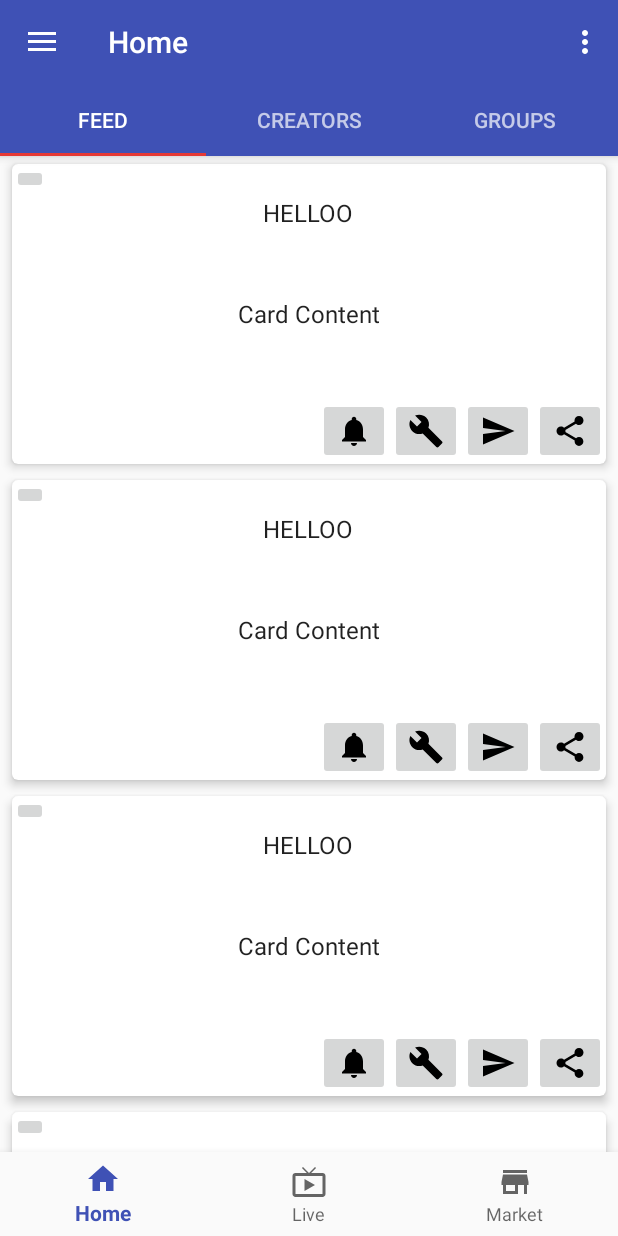
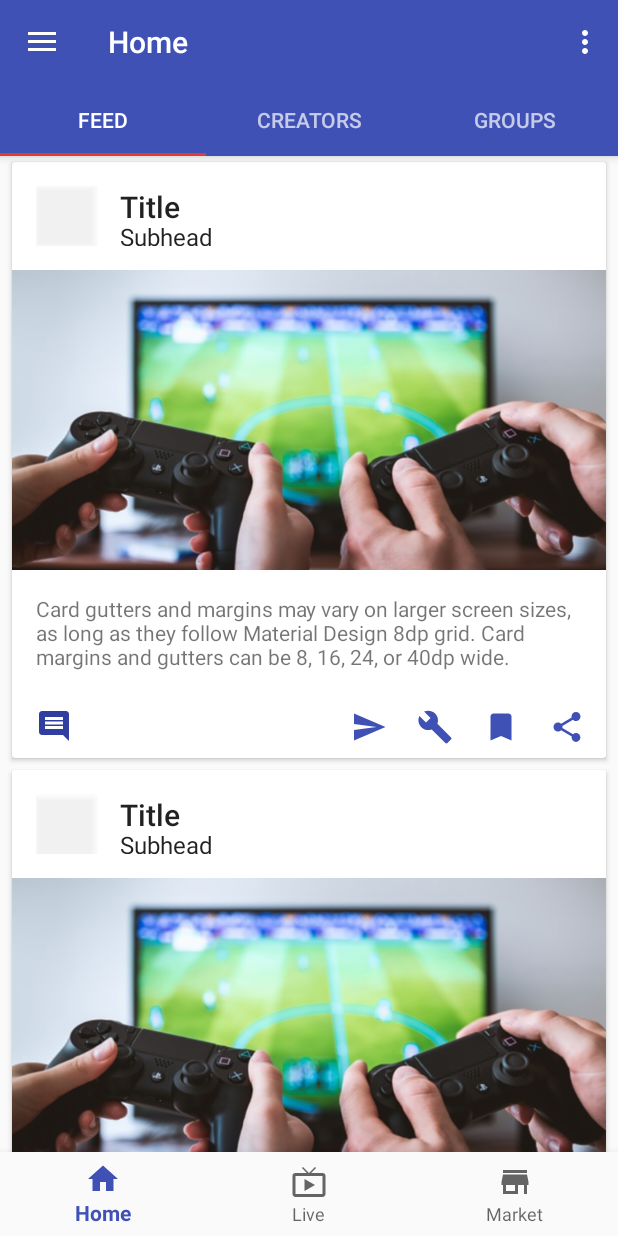
Before and after one commit to AlAskalany/wasder-android, an Android app: the screen it shows after launch once a user with an empty profile is signed in (MainActivity), on a phone screen of 412 x 824 dp. Run offline under Robolectric (Android 15) with nearby library versions, the phone set to English and light mode, and no system bars; our stand-ins replace Firebase (no records; nobody signed in at launch, a user with empty details on screens opened directly).

Commit message:
Card design

```diff
--- a/app/build.gradle
+++ b/app/build.gradle
@@ -56,8 +56,11 @@ dependencies {
     compile 'com.android.support.constraint:constraint-layout:1.0.2'
     compile 'com.android.support:recyclerview-v7:26.0.2'
     compile 'com.android.support:cardview-v7:26.0.2'
+    compile 'com.google.firebase:firebase-core:11.2.0'
     compile 'com.google.firebase:firebase-auth:11.2.0'
     compile 'com.google.android.gms:play-services-auth:11.2.0'
+    compile 'com.google.firebase:firebase-database:11.2.0'
+    compile 'com.firebaseui:firebase-ui-database:1.2.0'
     testCompile 'junit:junit:4.12'
 }
 
@@ -65,4 +68,5 @@ dependencies {
 
 
 
+
 apply plugin: 'com.google.gms.google-services'
--- a/app/src/main/java/com/wasder/wasderapp/FeedFragment.java
+++ b/app/src/main/java/com/wasder/wasderapp/FeedFragment.java
@@ -10,6 +10,7 @@ import android.view.LayoutInflater;
 import android.view.View;
 import android.view.ViewGroup;
 
+import com.firebase.ui.database.FirebaseRecyclerAdapter;
 import com.wasder.wasderapp.dummy.DummyContent;
 import com.wasder.wasderapp.dummy.DummyContent.DummyItem;
 
@@ -23,10 +24,11 @@ public class FeedFragment extends Fragment {
 
 	// TODO: Customize parameter argument names
 	private static final String ARG_COLUMN_COUNT = "column-count";
+	public MyFeedRecyclerViewAdapter adapter;
+	FirebaseRecyclerAdapter firebaseRecyclerAdapter;
 	// TODO: Customize parameters
 	private int mColumnCount = 1;
 	private OnListFragmentInteractionListener mListener;
-	public MyFeedRecyclerViewAdapter adapter;
 
 	/**
 	 * Mandatory empty constructor for the fragment manager to instantiate the
@@ -72,7 +74,6 @@ public class FeedFragment extends Fragment {
 	public View onCreateView(LayoutInflater inflater, ViewGroup container, Bundle savedInstanceState) {
 
 		View view = inflater.inflate(R.layout.fragment_feed_list, container, false);
-
 		// Set the adapter
 		if (view instanceof RecyclerView) {
 			Context context = view.getContext();
@@ -82,7 +83,7 @@ public class FeedFragment extends Fragment {
 			} else {
 				recyclerView.setLayoutManager(new GridLayoutManager(context, mColumnCount));
 			}
-			adapter = new MyFeedRecyclerViewAdapter(getActivity() ,DummyContent.ITEMS, mListener);
+			adapter = new MyFeedRecyclerViewAdapter(getActivity(), DummyContent.ITEMS, mListener);
 			recyclerView.setAdapter(adapter);
 		}
 		return view;
--- a/app/src/main/java/com/wasder/wasderapp/MyFeedRecyclerViewAdapter.java
+++ b/app/src/main/java/com/wasder/wasderapp/MyFeedRecyclerViewAdapter.java
@@ -92,12 +92,12 @@ public class MyFeedRecyclerViewAdapter extends RecyclerView.Adapter<MyFeedRecycl
 			mView = view;
 			mIdView = (TextView) view.findViewById(R.id.id);
 			mContentView = (TextView) view.findViewById(R.id.content);
-			mLikeButton = (ImageButton) view.findViewById(R.id.feed_like_imageButton);
+			mLikeButton = (ImageButton) view.findViewById(R.id.feed_likee_imageButton);
 			mShareButton = (ImageButton) view.findViewById(R.id.feed_share_imageButton);
 			mCommentButton = (ImageButton) view.findViewById(R.id.feed_comment_imageButton);
-			mDetailsButton = (ImageButton) view.findViewById(R.id.feed_imageButton);
-			mFeedTitle = (TextView) view.findViewById(R.id.feed_title_textView);
-			mFeedContent = (TextView) view.findViewById(R.id.feed_content_textView);
+			mDetailsButton = (ImageButton) view.findViewById(R.id.feed_card_avatar);
+			mFeedTitle = (TextView) view.findViewById(R.id.feed_card_header);
+			mFeedContent = (TextView) view.findViewById(R.id.feed_card_supplementary_text);
 		}
 
 		@Override
--- /dev/null
+++ b/app/src/main/res/drawable-anydpi/ic_bookmark.xml
@@ -0,0 +1,9 @@
+<vector xmlns:android="http://schemas.android.com/apk/res/android"
+        android:width="24dp"
+        android:height="24dp"
+        android:viewportWidth="24.0"
+        android:viewportHeight="24.0">
+    <path
+        android:fillColor="#FF000000"
+        android:pathData="M17,3H7c-1.1,0 -1.99,0.9 -1.99,2L5,21l7,-3 7,3V5c0,-1.1 -0.9,-2 -2,-2z"/>
+</vector>
--- /dev/null
+++ b/app/src/main/res/drawable-anydpi/ic_comment.xml
@@ -0,0 +1,9 @@
+<vector xmlns:android="http://schemas.android.com/apk/res/android"
+        android:width="24dp"
+        android:height="24dp"
+        android:viewportWidth="24.0"
+        android:viewportHeight="24.0">
+    <path
+        android:fillColor="#FF000000"
+        android:pathData="M21.99,4c0,-1.1 -0.89,-2 -1.99,-2L4,2c-1.1,0 -2,0.9 -2,2v12c0,1.1 0.9,2 2,2h14l4,4 -0.01,-18zM18,14L6,14v-2h12v2zM18,11L6,11L6,9h12v2zM18,8L6,8L6,6h12v2z"/>
+</vector>
--- a/app/src/main/res/layout/fragment_feed.xml
+++ b/app/src/main/res/layout/fragment_feed.xml
@@ -2,80 +2,178 @@
 <android.support.v7.widget.CardView
     xmlns:android="http://schemas.android.com/apk/res/android"
     xmlns:app="http://schemas.android.com/apk/res-auto"
+    xmlns:tools="http://schemas.android.com/tools"
     android:id="@+id/feed_cardView"
     android:layout_width="match_parent"
-    android:layout_height="200dp"
-    android:layout_marginHorizontal="8dp"
-    android:layout_marginVertical="5dp"
-    android:foreground="?attr/selectableItemBackground"
+    android:layout_height="wrap_content"
+    android:layout_marginBottom="4dp"
+    android:layout_marginEnd="8dp"
+    android:layout_marginStart="8dp"
+    android:layout_marginTop="4dp"
     android:orientation="horizontal"
-    app:cardCornerRadius="4dp"
-    app:cardElevation="4dp">
+    app:cardCornerRadius="2dp"
+    app:cardElevation="2dp"
+    app:cardMaxElevation="8dp">
 
-    <RelativeLayout
+    <LinearLayout
         android:layout_width="match_parent"
-        android:layout_height="match_parent">
+        android:layout_height="match_parent"
+        android:orientation="vertical">
 
-        <ImageButton
-            android:id="@+id/feed_imageButton"
-            android:layout_width="wrap_content"
-            android:layout_height="wrap_content"
-            app:srcCompat="@mipmap/ic_launcher_round"/>
+        <LinearLayout
+            android:id="@+id/feed_card_header_area"
+            android:layout_width="match_parent"
+            android:layout_height="72dp"
+            android:orientation="horizontal"
+            android:padding="16dp">
+
+            <FrameLayout
+                android:layout_width="40dp"
+                android:layout_height="40dp"
+                android:layout_weight="0"
+                android:background="@android:drawable/screen_background_light_transparent"
+                android:elevation="2dp">
+
+                <ImageButton
+                    android:id="@+id/feed_card_avatar"
+                    android:layout_width="match_parent"
+                    android:layout_height="match_parent"
+                    android:layout_weight="0"
+                    android:background="?android:attr/actionBarItemBackground"
+                    android:scaleType="fitCenter"
+                    app:srcCompat="@mipmap/ic_launcher_round"
+                    tools:layout_editor_absoluteX="32dp"
+                    tools:layout_editor_absoluteY="37dp"/>
+            </FrameLayout>
+
+            <LinearLayout
+                android:id="@+id/feed_card_title_subheader_area"
+                android:layout_width="0dp"
+                android:layout_height="match_parent"
+                android:layout_marginStart="16dp"
+                android:layout_weight="1"
+                android:orientation="vertical">
+
+                <TextView
+                    android:id="@+id/feed_card_header"
+                    android:layout_width="match_parent"
+                    android:layout_height="wrap_content"
+                    android:layout_weight="1"
+                    android:text="Title"
+                    android:textAppearance="@style/TextAppearance.AppCompat.Title"
+                    tools:layout_editor_absoluteX="220dp"
+                    tools:layout_editor_absoluteY="37dp"/>
+
+                <TextView
+                    android:id="@+id/feed_card_subheader"
+                    android:layout_width="match_parent"
+                    android:layout_height="wrap_content"
+                    android:layout_weight="1"
+                    android:text="Subhead"
+                    android:textAppearance="@style/TextAppearance.AppCompat.Subhead"
+                    tools:layout_editor_absoluteX="112dp"
+                    tools:layout_editor_absoluteY="37dp"/>
+            </LinearLayout>
+
+        </LinearLayout>
+
+        <FrameLayout
+            android:id="@+id/feed_card_rich_media_framelayout"
+            android:layout_width="match_parent"
+            android:layout_height="200dp"
+            android:background="@android:drawable/screen_background_dark_transparent">
+
+            <ImageView
+                android:id="@+id/feed_card_rich_media"
+                android:layout_width="match_parent"
+                android:layout_height="wrap_content"
+                android:layout_gravity="center"
+                android:scaleType="centerCrop"
+                app:srcCompat="@drawable/event_pic"/>
+        </FrameLayout>
 
         <TextView
-            android:id="@+id/feed_title_textView"
-            android:layout_width="wrap_content"
+            android:id="@+id/feed_card_supplementary_text"
+            android:layout_width="match_parent"
             android:layout_height="wrap_content"
-            android:layout_alignParentTop="true"
-            android:layout_centerHorizontal="true"
-            android:layout_marginLeft="@dimen/text_margin"
-            android:layout_marginRight="@dimen/text_margin"
-            android:layout_marginTop="21dp"
-            android:text="HELLOO"
-            android:textAppearance="?attr/textAppearanceListItem"/>
+            android:padding="16dp"
+            android:text="Card gutters and margins may vary on larger screen sizes, as long as they follow Material Design 8dp grid. Card margins and gutters can be 8, 16, 24, or 40dp wide."
+            android:textAppearance="@style/TextAppearance.AppCompat.Small"/>
 
-        <TextView
-            android:id="@+id/feed_content_textView"
-            android:layout_width="wrap_content"
-            android:layout_height="wrap_content"
-            android:layout_centerHorizontal="true"
-            android:layout_centerVertical="true"
-            android:layout_marginLeft="@dimen/text_margin"
-            android:layout_marginRight="@dimen/text_margin"
-            android:text="Card Content"
-            android:textAppearance="?attr/textAppearanceListItem"/>
+        <FrameLayout
+            android:layout_width="match_parent"
+            android:layout_height="42dp"
+            android:layout_marginStart="16dp">
 
-        <ImageButton
-            android:id="@+id/feed_like_imageButton"
-            android:layout_width="wrap_content"
-            android:layout_height="wrap_content"
-            android:layout_alignParentBottom="true"
-            android:layout_toStartOf="@+id/feed_share_imageButton"
-            app:srcCompat="@drawable/ic_notifications_black_24dp"/>
+            <ImageButton
+                android:id="@+id/feed_card_comment_imageButton"
+                android:layout_width="wrap_content"
+                android:layout_height="wrap_content"
+                android:layout_gravity="center_vertical"
+                android:background="?attr/actionBarItemBackground"
+                android:tint="@color/colorPrimaryDark"
+                app:srcCompat="@drawable/ic_comment"/>
 
-        <ImageButton
-            android:id="@+id/feed_share_imageButton"
-            android:layout_width="wrap_content"
-            android:layout_height="wrap_content"
-            android:layout_alignParentBottom="true"
-            android:layout_toStartOf="@+id/feed_comment_imageButton"
-            app:srcCompat="@drawable/ic_menu_manage"/>
+            <LinearLayout
+                android:id="@+id/feed_card_action_area_bottom"
+                android:layout_width="wrap_content"
+                android:layout_height="match_parent"
+                android:layout_gravity="end"
+                android:gravity="center"
+                android:orientation="horizontal"
+                android:padding="8dp">
 
-        <ImageButton
-            android:id="@+id/feed_comment_imageButton"
-            android:layout_width="wrap_content"
-            android:layout_height="wrap_content"
-            android:layout_alignParentBottom="true"
-            android:layout_toStartOf="@+id/feed_details_imageButton"
-            app:srcCompat="@drawable/ic_menu_send"/>
+                <ImageButton
+                    android:id="@+id/feed_comment_imageButton"
+                    style="@style/Widget.AppCompat.ImageButton"
+                    android:layout_width="36dp"
+                    android:layout_height="36dp"
+                    android:layout_marginStart="8dp"
+                    android:layout_weight="1"
+                    android:background="?android:attr/actionBarItemBackground"
+                    android:tint="@color/colorPrimary"
+                    app:srcCompat="@drawable/ic_menu_send"
+                    tools:layout_editor_absoluteX="209dp"
+                    tools:layout_editor_absoluteY="58dp"/>
 
-        <ImageButton
-            android:id="@+id/feed_details_imageButton"
-            android:layout_width="wrap_content"
-            android:layout_height="wrap_content"
-            android:layout_alignParentBottom="true"
-            android:layout_alignParentEnd="true"
-            app:srcCompat="@drawable/ic_menu_share"/>
-    </RelativeLayout>
+                <ImageButton
+                    android:id="@+id/feed_likee_imageButton"
+                    android:layout_width="36dp"
+                    android:layout_height="36dp"
+                    android:layout_marginStart="8dp"
+                    android:layout_weight="1"
+                    android:background="?android:attr/actionBarItemBackground"
+                    android:tint="@color/colorPrimary"
+                    app:srcCompat="@drawable/ic_menu_manage"
+                    tools:layout_editor_absoluteX="112dp"
+                    tools:layout_editor_absoluteY="58dp"/>
+
+                <ImageButton
+                    android:id="@+id/feed_bookmark_imageButton"
+                    android:layout_width="36dp"
+                    android:layout_height="36dp"
+                    android:layout_marginStart="8dp"
+                    android:layout_weight="1"
+                    android:background="?android:attr/actionBarItemBackground"
+                    android:tint="@color/colorPrimary"
+                    app:srcCompat="@drawable/ic_bookmark"
+                    tools:layout_editor_absoluteX="16dp"
+                    tools:layout_editor_absoluteY="58dp"/>
+
+                <ImageButton
+                    android:id="@+id/feed_share_imageButton"
+                    android:layout_width="36dp"
+                    android:layout_height="36dp"
+                    android:layout_marginStart="8dp"
+                    android:layout_weight="1"
+                    android:background="?android:attr/actionBarItemBackground"
+                    android:tint="@color/colorPrimary"
+                    app:srcCompat="@drawable/ic_menu_share"
+                    tools:layout_editor_absoluteX="306dp"
+                    tools:layout_editor_absoluteY="58dp"/>
+            </LinearLayout>
+        </FrameLayout>
+
+    </LinearLayout>
 
 </android.support.v7.widget.CardView>
```
Also changed, not shown: app/src/main/res/drawable-hdpi/event_pic.png (added), app/src/main/res/drawable-hdpi/ic_bookmark.png (added), app/src/main/res/drawable-mdpi/event_pic.png (added), app/src/main/res/drawable-mdpi/ic_bookmark.png (added), app/src/main/res/drawable-xhdpi/event_pic.png (added), app/src/main/res/drawable-xhdpi/ic_bookmark.png (added), app/src/main/res/drawable-xxhdpi/ic_bookmark.png (added), app/src/main/res/drawable-xxxhdpi/ic_bookmark.png (added), 2 other files.
